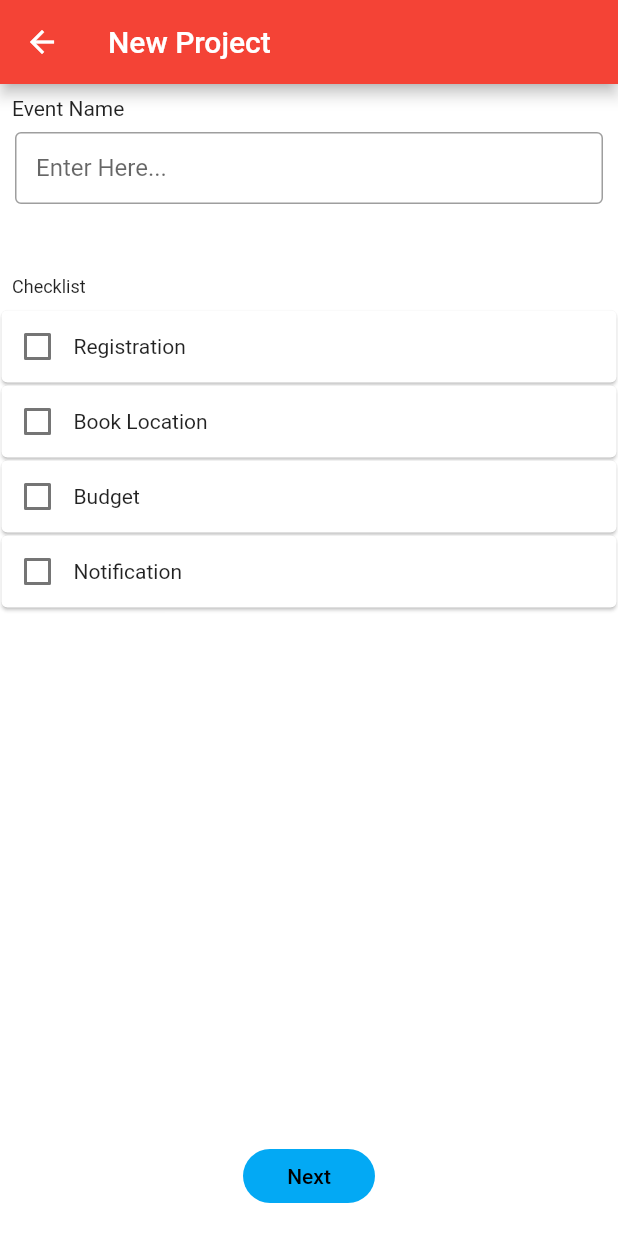
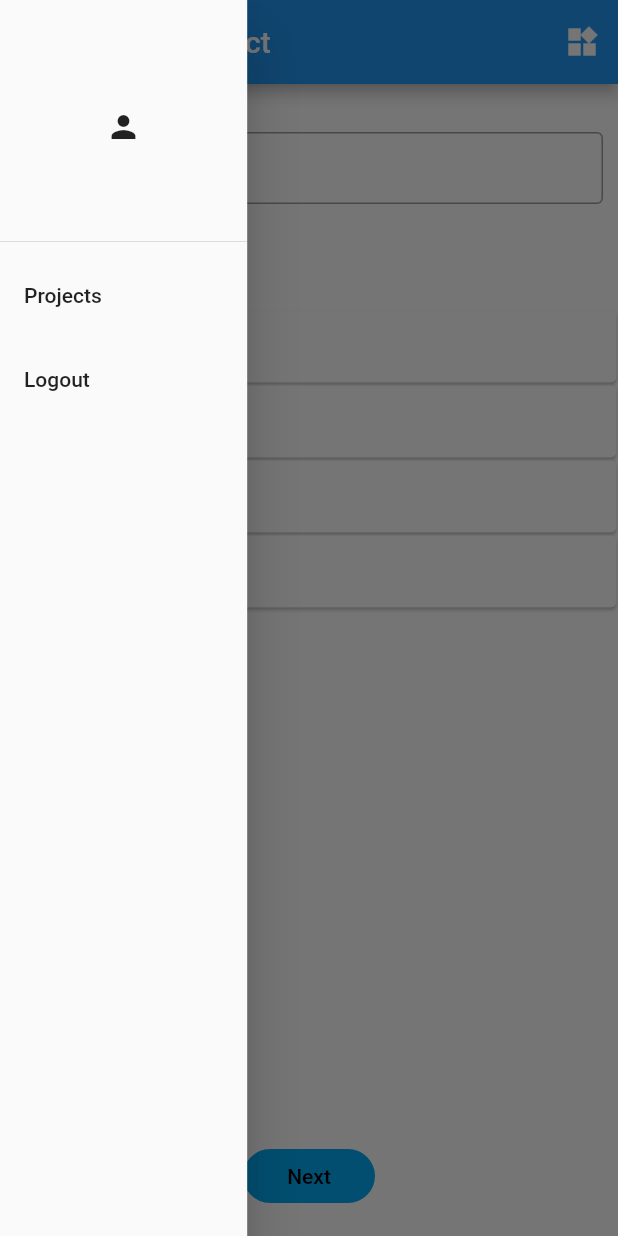
Before and after one commit to calicoquito/flutter_quito_app, a Flutter app: the NewProject screen opened directly, with the side drawer open (before the commit the screen has no drawer), on a phone screen of 412 x 824 dp. Run offline on Flutter 3.47's test engine with Material 2 defaults, Android fonts, the phone set to English and light mode, and no system bars; network calls fail; Roboto replaces fonts that are missing (Nunito).

Commit message:
added a drawer and made the tabbarview persistent

```diff
--- a/lib/main.dart
+++ b/lib/main.dart
@@ -12,7 +12,7 @@ class MyApp extends StatelessWidget {
       title: 'Quito',
       debugShowCheckedModeBanner: false,
       theme: ThemeData(
-        primarySwatch: Colors.red,
+        primarySwatch: Colors.blue,
       ),
       home: HomePage(),
     );
--- a/lib/newproject.dart
+++ b/lib/newproject.dart
@@ -1,6 +1,7 @@
 import 'package:flutter/cupertino.dart';
 import 'package:flutter/material.dart';
 import 'package:flutter/widgets.dart';
+import 'package:quito_1/sidedrawer.dart';
 import 'addmembers.dart';
 
 class NewProject extends StatefulWidget{
@@ -10,12 +11,28 @@ class NewProject extends StatefulWidget{
 }
 
 class NewProjectState extends State<NewProject>{
-  TextEditingController controller = TextEditingController();
+  TextEditingController controller;
   String textString = "";
+
+  @override
+  void initState() {
+    super.initState();
+    controller = TextEditingController();
+  }
+
+  @override
+  void dispose(){
+    controller.dispose();
+    super.dispose();
+  }
 
   @override
   Widget build(BuildContext context){
     return Scaffold(
+      drawer: Hero(
+        tag: 'navdrawer',
+        child: SideDrawer()
+      ),
       backgroundColor: Colors.white,
       appBar: AppBar(
         title: Text(
@@ -24,7 +41,18 @@ class NewProjectState extends State<NewProject>{
             fontFamily: 'Nunito',
             fontSize: 20.0
           ),
-        )
+        ),
+        actions: <Widget>[
+          IconButton(
+            icon:Icon(Icons.widgets),
+            onPressed: (){
+              SnackBar(
+                content: Text('Snack Time'),
+                duration: Duration(seconds: 3),
+              );
+            },
+          )
+        ],
       ),
       body: SingleChildScrollView(
         child:Column(
@@ -33,7 +61,7 @@ class NewProjectState extends State<NewProject>{
             Padding(
               padding: EdgeInsets.all(8.0),
               child: Text(
-                'Event Name',
+                'Project Name',
                 textAlign: TextAlign.left,
                 ),
             ),
@@ -43,7 +71,7 @@ class NewProjectState extends State<NewProject>{
                 autocorrect: true,
                 controller: controller,
                 decoration: InputDecoration(
-                  labelText:"Enter Here...",
+                  labelText:"Project name",
                   contentPadding: EdgeInsets.all(14.0),
                   border: OutlineInputBorder()
                   ),
@@ -51,10 +79,7 @@ class NewProjectState extends State<NewProject>{
                   setState(() {
                     textString = string;
                   });
-                },
-                onEditingComplete: (){
-                  controller.clear();
-                },
+                }
               ),
             ),
             Padding(
@@ -89,7 +114,9 @@ class NewProjectState extends State<NewProject>{
         child: Text('Next', style: TextStyle(color: Colors.black),),
         onPressed: (){
           controller.clear();
-          Navigator.push(context, MaterialPageRoute(builder: (context){return AddMembersPage();}));
+          Navigator.of(context).push(MaterialPageRoute(
+            maintainState: true,
+            builder: (context){return AddMembersPage();}));
         },
       ),
     );
--- /dev/null
+++ b/lib/sidedrawer.dart
@@ -0,0 +1,30 @@
+import 'package:flutter/material.dart';
+
+class SideDrawer extends StatelessWidget{
+  @override
+  Widget build(BuildContext context){
+    return SizedBox(
+      width: MediaQuery.of(context).size.width*0.4,
+      child: Drawer(
+        child: ListView(
+          padding: EdgeInsets.zero,
+          children:<Widget>[
+            DrawerHeader(child: Icon(Icons.person),),
+            ListTile(
+              title: Text('Projects'),
+              onTap: (){
+                print('Projects');
+              },
+            ),
+            ListTile(
+              title: Text('Logout'),
+              onTap: (){
+                print('Logout');
+              },
+            )
+          ]
+        )
+      ),
+    );
+  }
+}
```
Also changed, not shown: lib/addmembers.dart (+102 -68 lines), lib/openscreen.dart (+16 -1 lines), lib/signinscreen.dart (+14 -9 lines).
